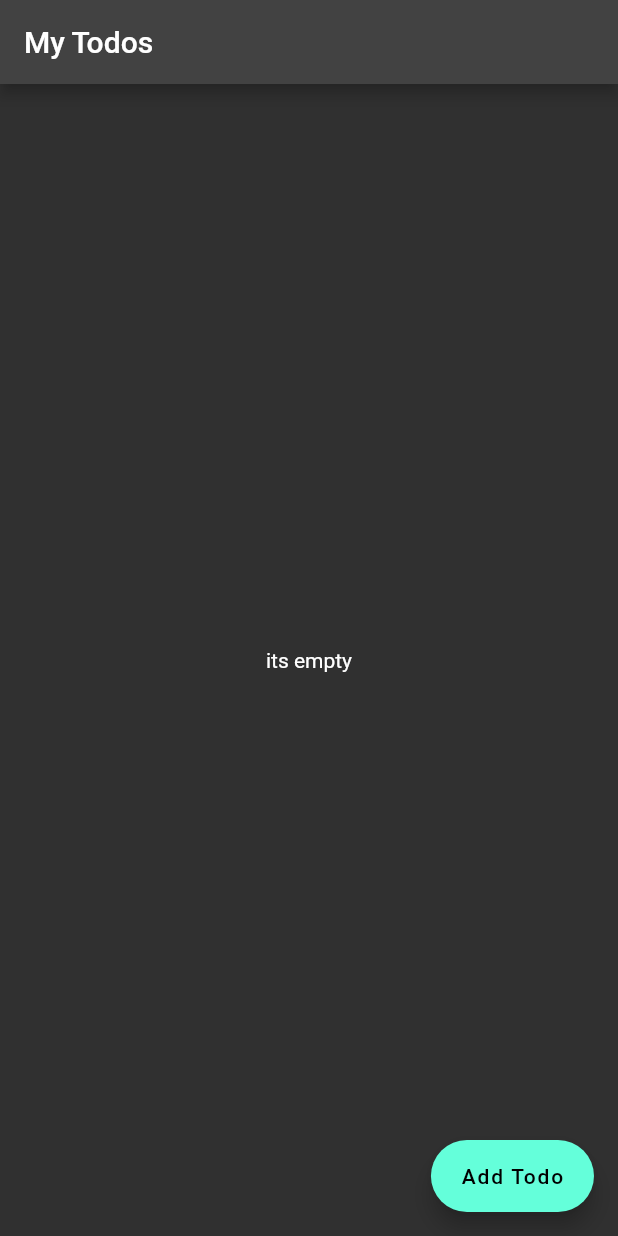
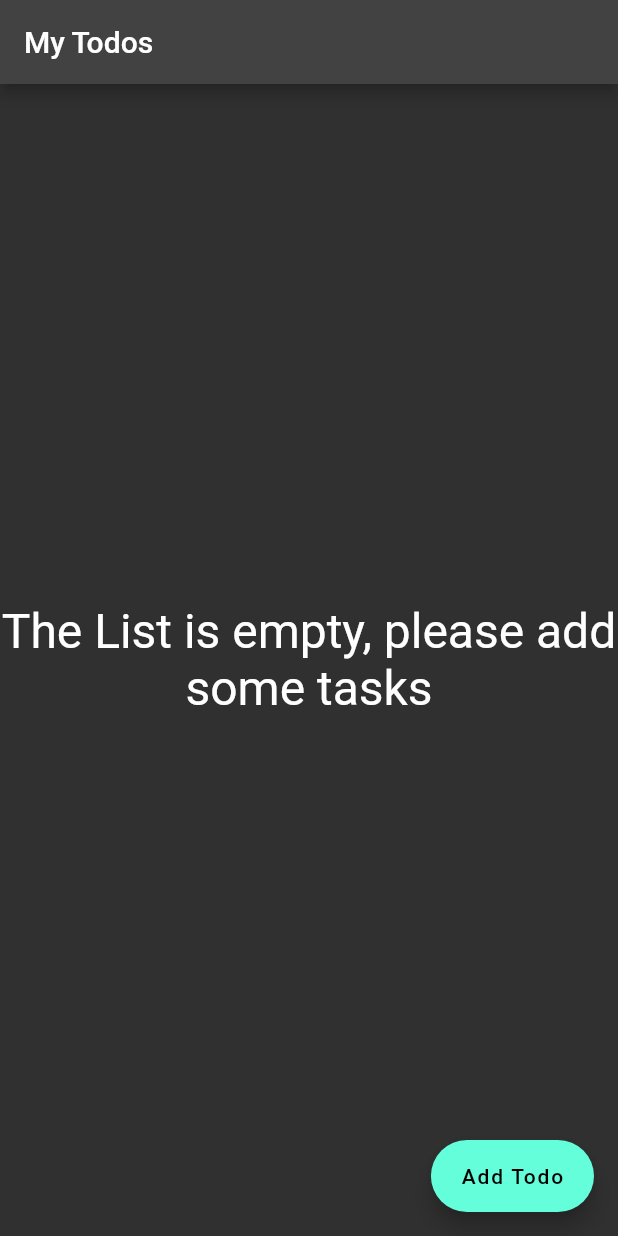
Before and after one commit to soulandbone/todo_api_app, a Flutter app: the screen it shows after launch, on a phone screen of 412 x 824 dp. Run offline on Flutter 3.47's test engine with Material 2 defaults, Android fonts, the phone set to English and light mode, and no system bars; our stand-ins replace gap; network calls fail.

Commit message:
final commit, api is working and properly displaying the info

```diff
--- a/lib/screens/todos_screen.dart
+++ b/lib/screens/todos_screen.dart
@@ -82,7 +82,12 @@ class _TodosScreenState extends State<TodosScreen> {
       body: RefreshIndicator(
         onRefresh: fetchInfo,
         child: todos.isEmpty
-            ? const Center(child: Text('its empty'))
+            ? const Center(
+                child: Text(
+                'The List is empty, please add some tasks',
+                textAlign: TextAlign.center,
+                style: TextStyle(fontSize: 32),
+              ))
             : ListView.builder(
                 itemCount: todos.length,
                 itemBuilder: (context, index) {
```
